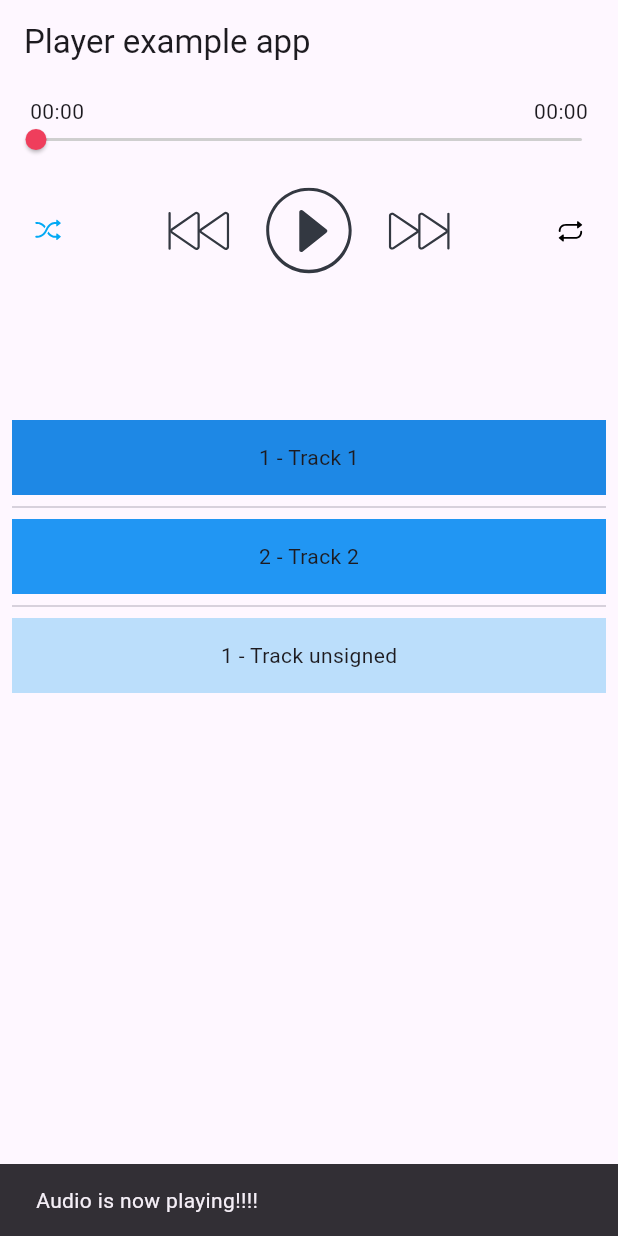
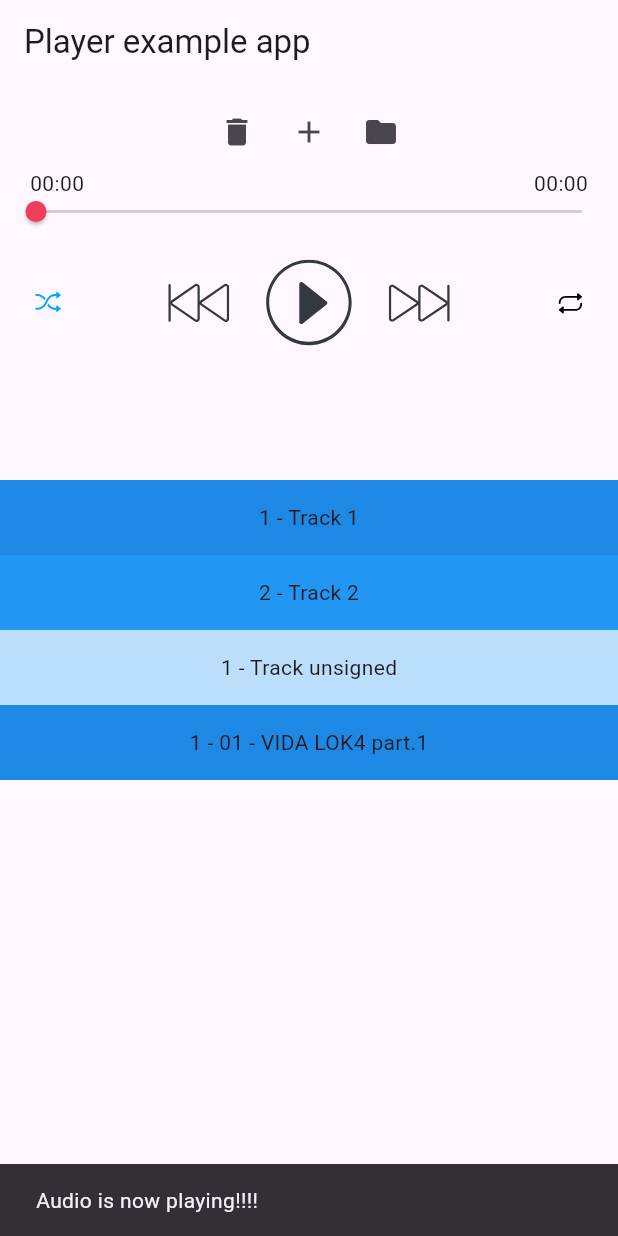
Before and after one commit to SuaMusica/flutter_plugins, a Flutter app: the screen it shows after launch, after a tap on an icon or button, on a phone screen of 412 x 824 dp. Run offline on Flutter 3.47's test engine with Material 3 defaults, Android fonts, the phone set to English and light mode, and no system bars; our stand-ins replace file_picker, flutter_svg, isar; missing offline and left inert: dart:ffi, mutex, pointycastle, rsa_pkcs; accounts and stored records are empty; generated files the repository leaves out were written again.

Commit message:
improve example and fix isar

```diff
--- a/packages/player/example/lib/sm_player.dart
+++ b/packages/player/example/lib/sm_player.dart
@@ -8,6 +8,8 @@ import 'package:flutter/services.dart';
 import 'package:smplayer_example/app_colors.dart';
 import 'package:smplayer_example/ui_data.dart';
 import 'package:flutter_svg/flutter_svg.dart';
+import 'package:collection/collection.dart';
+import 'package:file_picker/file_picker.dart';
 
 class SMPlayer extends StatefulWidget {
   SMPlayer({
@@ -17,6 +19,84 @@ class SMPlayer extends StatefulWidget {
   @override
   State<StatefulWidget> createState() => _SMPlayerState();
 }
+
+var media1 = Media(
+  id: 1,
+  albumTitle: "Album",
+  albumId: 1,
+  name: "Track 1",
+  url:
+      "https://android.suamusica.com.br/373377/2238511/03+Solteiro+Largado.mp3",
+  coverUrl:
+      "https://images.suamusica.com.br/5hxcfuN3q0lXbSiWXaEwgRS55gQ=/240x240/373377/2238511/cd_cover.jpeg",
+  bigCoverUrl:
+      "https://images.suamusica.com.br/5hxcfuN3q0lXbSiWXaEwgRS55gQ=/240x240/373377/2238511/cd_cover.jpeg",
+  author: "Xand Avião",
+  isLocal: false,
+  isVerified: true,
+  shareUrl: "",
+  isSpot: false,
+  ownerId: 0,
+  playlistId: 0,
+);
+
+var media3 = Media(
+  id: 1,
+  albumTitle: "Album unsigned",
+  albumId: 1,
+  name: "Track unsigned",
+  url: "https://www.soundhelix.com/examples/mp3/SoundHelix-Song-1.mp3",
+  coverUrl: "https://picsum.photos/500/500",
+  bigCoverUrl: "https://picsum.photos/500/500",
+  author: "Xand Avião",
+  fallbackUrl: "https://www.soundhelix.com/examples/mp3/SoundHelix-Song-1.mp3",
+  isLocal: false,
+  isVerified: true,
+  shareUrl: "",
+  isSpot: false,
+  ownerId: 0,
+  playlistId: 0,
+);
+
+var media4 = Media(
+  id: 1,
+  albumTitle: "É o Grelo",
+  albumId: 1,
+  name: "01 - VIDA LOK4 part.1",
+  url:
+      "https://ios-stream.suamusica.com.br/61523203/4435593/stream/01+-+VIDA+LOK4+part.1.m3u8",
+  coverUrl:
+      "https://images.suamusica.com.br/FTpOBQiRWVspoErSnNQgZxhou40=/500x500/filters:format(webp)/61523203/4435593/cd_cover.jpeg",
+  bigCoverUrl:
+      "https://images.suamusica.com.br/FTpOBQiRWVspoErSnNQgZxhou40=/500x500/filters:format(webp)/61523203/4435593/cd_cover.jpeg",
+  author: "É o Grelo",
+  fallbackUrl: "https://www.soundhelix.com/examples/mp3/SoundHelix-Song-1.mp3",
+  isLocal: false,
+  isVerified: true,
+  shareUrl: "",
+  isSpot: false,
+  ownerId: 0,
+  playlistId: 0,
+);
+
+var media2 = Media(
+  id: 2,
+  albumTitle: "Album",
+  albumId: 1,
+  name: "Track 2",
+  url: "https://android.suamusica.com.br/373377/2238511/02+O+Bebe.mp3",
+  coverUrl:
+      "https://images.suamusica.com.br/5hxcfuN3q0lXbSiWXaEwgRS55gQ=/240x240/373377/2238511/cd_cover.jpeg",
+  bigCoverUrl:
+      "https://images.suamusica.com.br/5hxcfuN3q0lXbSiWXaEwgRS55gQ=/240x240/373377/2238511/cd_cover.jpeg",
+  author: "Xand Avião",
+  isLocal: false,
+  isVerified: true,
+  shareUrl: "",
+  isSpot: false,
+  ownerId: 0,
+  playlistId: 0,
+);
 
 class _SMPlayerState extends State<SMPlayer> {
   late Player _player;
@@ -90,65 +170,13 @@ class _SMPlayerState extends State<SMPlayer> {
         }
       });
 
-      var media1 = Media(
-        id: 1,
-        albumTitle: "Album",
-        albumId: 1,
-        name: "Track 1",
-        url:
-            "https://android.suamusica.com.br/373377/2238511/03+Solteiro+Largado.mp3",
-        coverUrl:
-            "https://images.suamusica.com.br/5hxcfuN3q0lXbSiWXaEwgRS55gQ=/240x240/373377/2238511/cd_cover.jpeg",
-        bigCoverUrl:
-            "https://images.suamusica.com.br/5hxcfuN3q0lXbSiWXaEwgRS55gQ=/240x240/373377/2238511/cd_cover.jpeg",
-        author: "Xand Avião",
-        isLocal: false,
-        isVerified: true,
-        shareUrl: "",
-        isSpot: false,
-        ownerId: 0,
-        playlistId: 0,
-      );
+      final listOfMedias = <Media>[];
 
-      var media3 = Media(
-        id: 1,
-        albumTitle: "Album unsigned",
-        albumId: 1,
-        name: "Track unsigned",
-        url: "https://www.soundhelix.com/examples/mp3/SoundHelix-Song-1.mp3",
-        coverUrl: "https://picsum.photos/500/500",
-        bigCoverUrl: "https://picsum.photos/500/500",
-        author: "Xand Avião",
-        fallbackUrl:
-            "https://www.soundhelix.com/examples/mp3/SoundHelix-Song-1.mp3",
-        isLocal: false,
-        isVerified: true,
-        shareUrl: "",
-        isSpot: false,
-        ownerId: 0,
-        playlistId: 0,
-      );
+      // for (var i = 0; i < 250; i++) {
+      listOfMedias.addAll([media1, media2, media3, media4]);
+      // }
 
-      var media2 = Media(
-        id: 2,
-        albumTitle: "Album",
-        albumId: 1,
-        name: "Track 2",
-        url: "https://android.suamusica.com.br/373377/2238511/02+O+Bebe.mp3",
-        coverUrl:
-            "https://images.suamusica.com.br/5hxcfuN3q0lXbSiWXaEwgRS55gQ=/240x240/373377/2238511/cd_cover.jpeg",
-        bigCoverUrl:
-            "https://images.suamusica.com.br/5hxcfuN3q0lXbSiWXaEwgRS55gQ=/240x240/373377/2238511/cd_cover.jpeg",
-        author: "Xand Avião",
-        isLocal: false,
-        isVerified: true,
-        shareUrl: "",
-        isSpot: false,
-        ownerId: 0,
-        playlistId: 0,
-      );
-
-      player.enqueueAll([media1, media2, media3], autoPlay: true);
+      player.enqueueAll(listOfMedias, autoPlay: true);
 
       if (!mounted) return;
 
@@ -269,18 +297,34 @@ class _SMPlayerState extends State<SMPlayer> {
     }
   }
 
-  _changeRepeatMode() {
-    if (_player.repeatMode == RepeatMode.REPEAT_MODE_OFF) {
+  Future<void> pickLocalFile() async {
+    FilePickerResult? result = await FilePicker.platform.pickFiles(
+      allowMultiple: true,
+      type: FileType.custom,
+      allowedExtensions: ['mp3'],
+    );
+
+    if (result != null) {
+      String? filePath = result.files.single.path;
+      var localMedia = Media(
+        id: DateTime.now().millisecondsSinceEpoch, // Unique ID
+        albumTitle: "Local Album",
+        albumId: 0,
+        name: result.files.single.name,
+        url: filePath ?? "",
+        coverUrl: "", // You can set a default cover URL or leave it empty
+        bigCoverUrl: "",
+        author: "Local Author",
+        isLocal: true,
+        isVerified: false,
+        shareUrl: "",
+        isSpot: false,
+        ownerId: 0,
+        playlistId: 0,
+      );
+
       setState(() {
-        _player.repeatMode = RepeatMode.REPEAT_MODE_ALL;
-      });
-    } else if (_player.repeatMode == RepeatMode.REPEAT_MODE_ALL) {
-      setState(() {
-        _player.repeatMode = RepeatMode.REPEAT_MODE_ONE;
-      });
-    } else {
-      setState(() {
-        _player.repeatMode = RepeatMode.REPEAT_MODE_OFF;
+        _player.enqueueAll([localMedia], autoPlay: true);
       });
     }
   }
@@ -294,7 +338,35 @@ class _SMPlayerState extends State<SMPlayer> {
       child: Column(
         mainAxisAlignment: MainAxisAlignment.start,
         children: <Widget>[
-          Stack(children: <Widget>[
+          Row(
+            mainAxisAlignment: MainAxisAlignment.center,
+            children: [
+              IconButton(
+                icon: Icon(Icons.delete),
+                onPressed: () {
+                  _player.removeAll();
+                },
+                tooltip: 'Remove all',
+              ),
+              IconButton(
+                icon: Icon(Icons.add),
+                onPressed: () {
+                  _player.enqueueAll(
+                    [media1, media2, media3, media4],
+                    autoPlay: true,
+                  );
+                },
+                tooltip: 'Add media',
+              ),
+              IconButton(
+                icon: Icon(Icons.folder),
+                onPressed: pickLocalFile,
+                tooltip: 'Add local file',
+              ),
+            ],
+          ),
+          Stack(
+            children: <Widget>[
               Wrap(
                 direction: Axis.horizontal,
                 children: <Widget>[
@@ -303,13 +375,13 @@ class _SMPlayerState extends State<SMPlayer> {
                     children: <Widget>[
                       Padding(
                         padding: EdgeInsets.only(left: 20.0),
-                      child:
-                          Text(positionText, style: TextStyle(fontSize: 14.0)),
+                        child: Text(positionText,
+                            style: TextStyle(fontSize: 14.0)),
                       ),
                       Padding(
                         padding: EdgeInsets.only(right: 20.0),
-                      child:
-                          Text(durationText, style: TextStyle(fontSize: 14.0)),
+                        child: Text(durationText,
+                            style: TextStyle(fontSize: 14.0)),
                       )
                     ],
                   ),
@@ -334,8 +406,11 @@ class _SMPlayerState extends State<SMPlayer> {
                     onChanged: (double value) {
                       seek(value);
                     },
-                    ))),
-          ]),
+                  ),
+                ),
+              ),
+            ],
+          ),
           Row(
             children: [
               Container(
@@ -366,7 +441,9 @@ class _SMPlayerState extends State<SMPlayer> {
                         iconSize: 40,
                         icon: Container(
                           child: SvgPicture.asset(UIData.btPlayerPrevious),
-                            ))),
+                        ),
+                      ),
+                    ),
                   ),
                   Material(
                       borderRadius: BorderRadius.circular(58.0),
@@ -401,7 +478,7 @@ class _SMPlayerState extends State<SMPlayer> {
                       iconSize: 25,
                       icon: SvgPicture.asset(UIData.btPlayerRepeat,
                           color: _repeatModeToColor()),
-                      onPressed: _changeRepeatMode,
+                      onPressed: _player.toggleRepeatMode,
                     )),
               ),
             ],
@@ -412,21 +489,35 @@ class _SMPlayerState extends State<SMPlayer> {
           Expanded(
             child: SizedBox(
               height: 200,
-            child: ListView.separated(
-              padding: const EdgeInsets.all(8.0),
-              itemCount: _player.items.length,
-              itemBuilder: (BuildContext context, int index) {
-                var media = _player.items[index];
-                return Container(
+              child: ReorderableListView(
+                onReorder: (int oldIndex, int newIndex) {
+                  if (newIndex > _player.items.length) {
+                    newIndex = _player.items.length;
+                  }
+                  if (oldIndex < newIndex) {
+                    newIndex--;
+                  }
+                  _player.reorder(oldIndex, newIndex);
+                },
+                children: _player.items
+                    .mapIndexed(
+                      (index, media) => GestureDetector(
+                        key: Key('queueItemWidgetKey$index'),
+                        child: Container(
                           height: 50,
                           color: Colors.blue[colorCodes[index % 3]],
-                  child: Center(child: Text('${media.id} - ${media.name}')),
-                );
+                          child: Center(
+                              child: Text('${media.id} - ${media.name}')),
+                        ),
+                        onTap: () {
+                          _player.playFromQueue(index);
                         },
-              separatorBuilder: (BuildContext context, int index) =>
-                  const Divider(),
                       ),
-          ))
+                    )
+                    .toList(),
+              ),
+            ),
+          )
         ],
       ),
     );
--- a/packages/player/lib/src/player.dart
+++ b/packages/player/lib/src/player.dart
@@ -234,7 +234,6 @@ class Player {
       _queue.previousPosition;
 
   List<Media> get items => _queue.items;
-  List<Media> get isarItems => _queue.isarItems;
   int get size => items.length;
 
   int get currentIndex => _queue.index;
@@ -418,7 +417,7 @@ class Player {
       state = PlayerState.STOPPED;
       _notifyPlayerStatusChangeEvent(EventType.RELEASED);
     }
-    // _queue.dispose();
+    _queue.dispose();
     return result;
   }
 
@@ -458,24 +457,10 @@ class Player {
     }
   }
 
-  // static Future<void> _handleOnComplete(Player player) async {
-  //   player.state = PlayerState.COMPLETED;
-  //   _notifyPlayerStateChangeEvent(player, EventType.FINISHED_PLAYING, "");
-  //   switch (player.repeatMode) {
-  //     case RepeatMode.REPEAT_MODE_OFF:
-  //     case RepeatMode.REPEAT_MODE_ALL:
-  //       player._doNext(shallNotify: false);
-  //       break;
-
-  //     case RepeatMode.REPEAT_MODE_ONE:
-  //       player.rewind();
-  //       break;
-  //   }
-  // }
-
   static Future<void> _doHandlePlatformCall(MethodCall call) async {
     final currentMedia = _queue.current;
     final currentIndex = _queue.index;
+    print('call.arguments: ${call.arguments}');
     final Map<dynamic, dynamic> callArgs = call.arguments as Map;
     if (call.method != 'audio.onCurrentPosition') {
       _log('_platformCallHandler call ${call.method} $callArgs');
--- a/packages/player/lib/src/queue.dart
+++ b/packages/player/lib/src/queue.dart
@@ -19,13 +19,14 @@ class Queue {
     itemsReady = !initializeIsar;
     _initialize();
   }
-  List<Media> isarItems = [];
   Future<void> _initialize() async {
     if (!itemsReady) {
       try {
-        isarItems = await previousItems;
+        final items = await previousItems;
         previousIndex = await previousPlaylistIndex;
         previousPosition = await _previousPlaylistPosition;
+        int i = 0;
+        storage.addAll(items.map((e) => QueueItem(i++, i, e)));
       } catch (_) {
       } finally {
         itemsReady = true;
--- a/packages/player/pubspec.yaml
+++ b/packages/player/pubspec.yaml
@@ -16,6 +16,7 @@ dependencies:
   isar: *isar_version
   isar_flutter_libs: *isar_version
   path_provider: ^2.0.11
+  file_picker: ^8.0.6
   smaws:
     git:
       url: https://github.com/SuaMusica/flutter_plugins.git
```
Also changed, not shown: 2 other files. Lines whose indentation alone changed are shown as unchanged.
